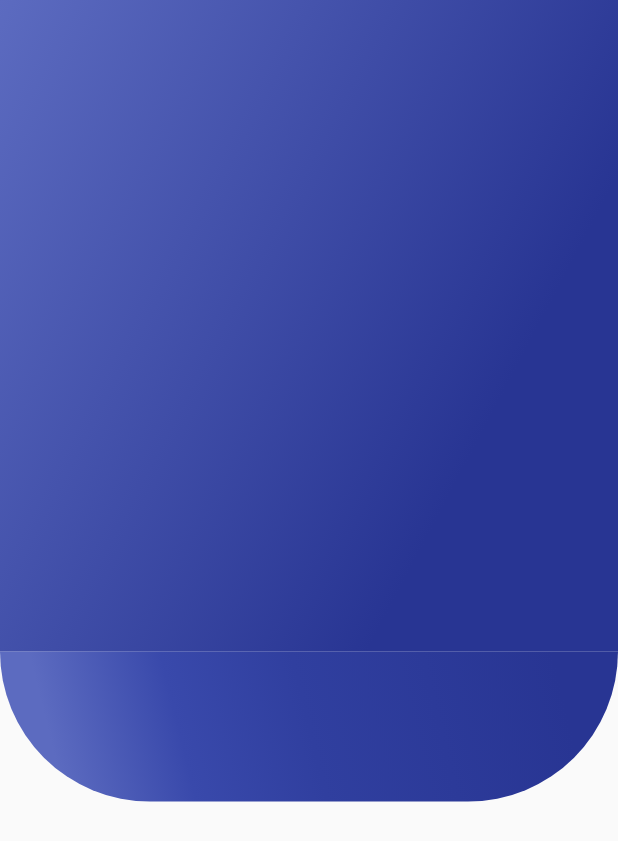
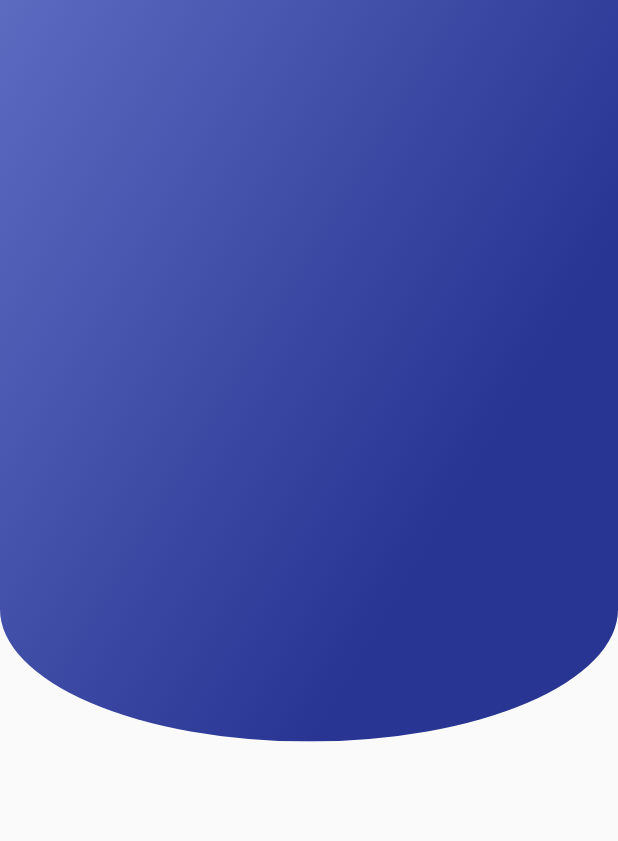
Before and after one commit to VB10/FlutterUIExample, a Flutter app: the screen it shows after launch, on a phone screen of 412 x 824 dp. Shown: the top 841 px of the screen. Run offline on Flutter 3.47's test engine with Material 2 defaults, Android fonts, the phone set to English and light mode, and no system bars; our stand-ins replace flutter_screenutil, photo_view, pie_chart, video_player.

Commit message:
custom fix complete

```diff
--- a/lib/screens/rounded/custom_view.dart
+++ b/lib/screens/rounded/custom_view.dart
@@ -15,6 +15,10 @@ class _CustomView1State extends State<CustomView1> {
         children: <Widget>[
           Expanded(
             flex: 6,
+            child: ClipRRect(
+              borderRadius: BorderRadius.only(
+                  bottomLeft: Radius.elliptical(350, 150),
+                  bottomRight: Radius.elliptical(350, 150)),
               child: Container(
                 decoration: BoxDecoration(
                   color: Colors.red,
@@ -33,33 +37,6 @@ class _CustomView1State extends State<CustomView1> {
                 ),
               ),
             ),
-          Container(
-            height: 100,
-            padding: EdgeInsets.all(10),
-            decoration: BoxDecoration(
-              color: Colors.red,
-              shape: BoxShape.rectangle,
-              border: Border.all(
-                  color: Colors.yellow, width: 0, style: BorderStyle.none),
-              borderRadius: BorderRadius.only(
-                bottomLeft: Radius.circular(150),
-                bottomRight: Radius.circular(150),
-              ),
-              gradient: LinearGradient(
-                // Where the linear gradient begins and ends
-                begin: Alignment.topRight,
-                end: Alignment.bottomLeft,
-                // Add one stop for each color. Stops should increase from 0 to 1
-                stops: [0.1, 0.5, 0.7, 0.9],
-                colors: [
-                  // Colors are easy thanks to Flutter's Colors class.
-                  Colors.indigo[800],
-                  Colors.indigo[700],
-                  Colors.indigo[600],
-                  Colors.indigo[400],
-                ],
-              ),
-            ),
           ),
           Expanded(
             flex: 4,
```
Lines whose indentation alone changed are shown as unchanged.
